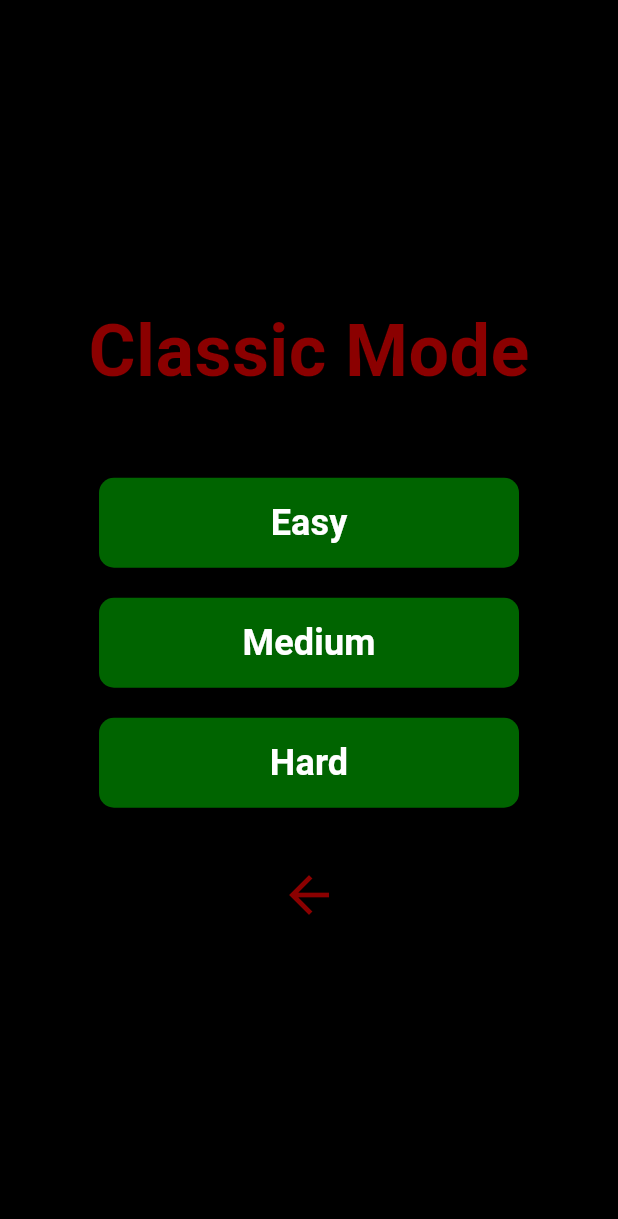
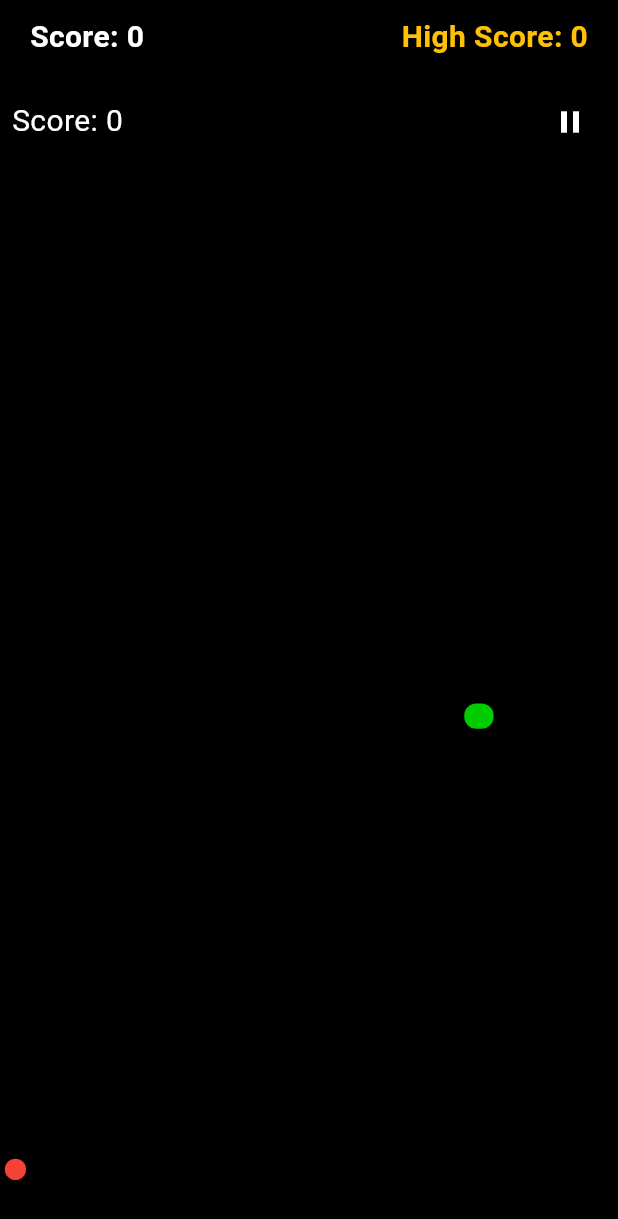
Before and after one commit to MAboElFottouh/Snake-Game, a Flutter app: the DifficultyScreen screen opened directly, after a tap on "Easy", on a phone screen of 412 x 824 dp. Shown: the top 1219 px of the screen. Run offline on Flutter 3.47's test engine with Material 3 defaults, Android fonts, the phone set to English and light mode, and no system bars; our stand-ins replace shared_preferences; accounts and stored records are empty.

Commit message:
'easy_level'

```diff
--- a/lib/screens/difficulty_screen.dart
+++ b/lib/screens/difficulty_screen.dart
@@ -1,4 +1,5 @@
 import 'package:flutter/material.dart';
+import 'package:snake_game/screens/game_screen.dart';
 
 class DifficultyScreen extends StatelessWidget {
   final String gameMode;
@@ -61,7 +62,15 @@ class DifficultyScreen extends StatelessWidget {
           ),
         ),
         onPressed: () {
-          // TODO: Navigate to game screen with selected difficulty
+          Navigator.push(
+            context,
+            MaterialPageRoute(
+              builder: (context) => GameScreen(
+                difficulty: difficulty,
+                gameMode: gameMode,
+              ),
+            ),
+          );
         },
         child: Text(
           difficulty,
--- /dev/null
+++ b/lib/screens/game_screen.dart
@@ -0,0 +1,443 @@
+import 'package:flutter/material.dart';
+import 'package:flutter/services.dart';
+import 'dart:async';
+import 'dart:math';
+import '../services/score_service.dart';
+import '../services/audio_service.dart';
+import '../widgets/score_board.dart';
+
+class GameScreen extends StatefulWidget {
+  final String difficulty;
+  final String gameMode;
+
+  const GameScreen({
+    Key? key,
+    required this.difficulty,
+    required this.gameMode,
+  }) : super(key: key);
+
+  @override
+  State<GameScreen> createState() => _GameScreenState();
+}
+
+class _GameScreenState extends State<GameScreen> {
+  static const int squaresPerRow = 20;
+  static const int squaresPerCol = 40;
+  final randomGen = Random();
+
+  // حالة اللعبة
+  List<Offset> snakePos = [];
+  Offset? food;
+  Timer? timer;
+  Direction direction = Direction.right;
+  bool isPlaying = false;
+  int score = 0;
+  int highScore = 0;
+
+  late final int pointsPerFood;
+  late final int gameSpeed;
+
+  // إضافة متغيرات البونص
+  Offset? bonusFood;
+  Timer? bonusTimer;
+  int foodCount = 0;
+  int bonusPoints = 0;
+  int bonusTimeLeft = 5;
+
+  @override
+  void initState() {
+    super.initState();
+    _loadHighScore();
+    switch (widget.difficulty) {
+      case 'Easy':
+        pointsPerFood = 3;
+        gameSpeed = 200;
+        break;
+      case 'Medium':
+        pointsPerFood = 5;
+        gameSpeed = 150;
+        break;
+      case 'Hard':
+        pointsPerFood = 7;
+        gameSpeed = 100;
+        break;
+      default:
+        pointsPerFood = 3;
+        gameSpeed = 200;
+    }
+    _startGame();
+  }
+
+  Future<void> _loadHighScore() async {
+    highScore = await ScoreService.getHighScore();
+    setState(() {});
+  }
+
+  void _startGame() {
+    setState(() {
+      // وضع الثعبان في المنتصف
+      snakePos = [
+        Offset(squaresPerRow / 2, squaresPerCol / 2),
+      ];
+      _generateFood();
+      isPlaying = true;
+      score = 0;
+
+      timer = Timer.periodic(Duration(milliseconds: gameSpeed), (timer) {
+        _updateGame();
+      });
+    });
+  }
+
+  void _updateGame() {
+    if (!isPlaying) return;
+
+    setState(() {
+      Offset newHead = _getNextPosition();
+
+      if (_checkCollision(newHead)) {
+        _gameOver();
+        return;
+      }
+
+      snakePos.insert(0, newHead);
+
+      // التحقق من أكل الطعام العادي
+      if (newHead == food) {
+        score += pointsPerFood;
+        AudioService.playEatSound();
+        foodCount++;
+
+        // بعد كل 5 طعام، إنشاء طعام بونص
+        if (foodCount % 5 == 0) {
+          _generateBonusFood();
+        }
+
+        _generateFood();
+      }
+      // التحقق من أكل طعام البونص
+      else if (bonusFood != null && newHead == bonusFood) {
+        score += bonusPoints;
+        AudioService.playEatSound();
+        bonusFood = null;
+        bonusTimer?.cancel();
+      } else {
+        snakePos.removeLast();
+      }
+    });
+  }
+
+  Offset _getNextPosition() {
+    Offset head = snakePos.first;
+    switch (direction) {
+      case Direction.up:
+        return Offset(head.dx, (head.dy - 1) % squaresPerCol);
+      case Direction.down:
+        return Offset(head.dx, (head.dy + 1) % squaresPerCol);
+      case Direction.left:
+        return Offset((head.dx - 1) % squaresPerRow, head.dy);
+      case Direction.right:
+        return Offset((head.dx + 1) % squaresPerRow, head.dy);
+    }
+  }
+
+  void _generateFood() {
+    bool validPosition = false;
+    while (!validPosition) {
+      food = Offset(
+        randomGen.nextInt(squaresPerRow).toDouble(),
+        randomGen.nextInt(squaresPerCol).toDouble(),
+      );
+      validPosition = !snakePos.contains(food);
+    }
+  }
+
+  void _generateBonusFood() {
+    bonusTimeLeft = 5;
+    bonusPoints = 30; // يبدأ ب 30 نقطة
+
+    // توليد موقع عشوائي للطعام البونص
+    bool validPosition = false;
+    while (!validPosition) {
+      bonusFood = Offset(
+        randomGen.nextInt(squaresPerRow).toDouble(),
+        randomGen.nextInt(squaresPerCol).toDouble(),
+      );
+      validPosition = !snakePos.contains(bonusFood) && bonusFood != food;
+    }
+
+    // بدء العد التنازلي
+    bonusTimer = Timer.periodic(Duration(seconds: 1), (timer) {
+      setState(() {
+        bonusTimeLeft--;
+        // تقليل النقاط كل ثانية
+        switch (bonusTimeLeft) {
+          case 4: bonusPoints = 20; break;
+          case 3: bonusPoints = 15; break;
+          case 2: bonusPoints = 10; break;
+          case 1: bonusPoints = 5; break;
+          case 0:
+            bonusFood = null;
+            timer.cancel();
+            break;
+        }
+      });
+    });
+  }
+
+  bool _checkCollision(Offset position) {
+    if (widget.gameMode == 'Boxed') {
+      if (position.dx < 0 || position.dx >= squaresPerRow ||
+          position.dy < 0 || position.dy >= squaresPerCol) {
+        return true;
+      }
+    }
+    return snakePos.contains(position);
+  }
+
+  void _gameOver() async {
+    timer?.cancel();
+    AudioService.playGameOverSound();
+
+    HapticFeedback.vibrate();
+
+    await ScoreService.updateHighScore(score);
+    await _loadHighScore();
+
+    if (!mounted) return;
+
+    showDialog(
+      context: context,
+      barrierDismissible: false,
+      builder: (context) => AlertDialog(
+        backgroundColor: Colors.black87,
+        title: Text('Game Over!',
+            style: TextStyle(color: Colors.red)),
+        content: Column(
+          mainAxisSize: MainAxisSize.min,
+          children: [
+            Text('Score: $score',
+                style: TextStyle(color: Colors.white)),
+            Text('High Score: $highScore',
+                style: TextStyle(color: Colors.amber)),
+          ],
+        ),
+        actions: [
+          TextButton(
+            child: Text('Play Again',
+                style: TextStyle(color: Colors.green)),
+            onPressed: () {
+              Navigator.of(context).pop();
+              _startGame();
+            },
+          ),
+          TextButton(
+            child: Text('Main Menu',
+                style: TextStyle(color: Colors.red)),
+            onPressed: () {
+              Navigator.of(context).pop();
+              Navigator.of(context).pop();
+            },
+          ),
+        ],
+      ),
+    );
+  }
+
+  @override
+  void dispose() {
+    bonusTimer?.cancel();
+    timer?.cancel();
+    super.dispose();
+  }
+
+  @override
+  Widget build(BuildContext context) {
+    return Scaffold(
+      backgroundColor: Colors.black,
+      body: SafeArea(
+        child: Column(
+          children: [
+            ScoreBoard(
+              currentScore: score,
+              highScore: highScore,
+            ),
+            Padding(
+              padding: const EdgeInsets.all(8.0),
+              child: Row(
+                mainAxisAlignment: MainAxisAlignment.spaceBetween,
+                children: [
+                  Text('Score: $score',
+                      style: TextStyle(color: Colors.white, fontSize: 20)),
+                  IconButton(
+                    icon: Icon(isPlaying ? Icons.pause : Icons.play_arrow,
+                        color: Colors.white),
+                    onPressed: () {
+                      setState(() {
+                        isPlaying = !isPlaying;
+                      });
+                    },
+                  ),
+                ],
+              ),
+            ),
+            Expanded(
+              child: GestureDetector(
+                onVerticalDragUpdate: (details) {
+                  if (direction != Direction.up && details.delta.dy > 0) {
+                    direction = Direction.down;
+                  } else if (direction != Direction.down && details.delta.dy < 0) {
+                    direction = Direction.up;
+                  }
+                },
+                onHorizontalDragUpdate: (details) {
+                  if (direction != Direction.left && details.delta.dx > 0) {
+                    direction = Direction.right;
+                  } else if (direction != Direction.right && details.delta.dx < 0) {
+                    direction = Direction.left;
+                  }
+                },
+                child: CustomPaint(
+                  painter: GamePainter(
+                    snakePos: snakePos,
+                    food: food,
+                    bonusFood: bonusFood,
+                    squaresPerRow: squaresPerRow,
+                    squaresPerCol: squaresPerCol,
+                    bonusTimeLeft: bonusTimeLeft,
+                  ),
+                  size: Size.infinite,
+                ),
+              ),
+            ),
+          ],
+        ),
+      ),
+    );
+  }
+}
+
+// Game painting class
+class GamePainter extends CustomPainter {
+  final List<Offset> snakePos;
+  final Offset? food;
+  final Offset? bonusFood;
+  final int squaresPerRow;
+  final int squaresPerCol;
+  final int bonusTimeLeft;
+
+  GamePainter({
+    required this.snakePos,
+    required this.food,
+    this.bonusFood,
+    required this.squaresPerRow,
+    required this.squaresPerCol,
+    this.bonusTimeLeft = 0,
+  });
+
+  @override
+  void paint(Canvas canvas, Size size) {
+    final paint = Paint();
+
+    // Draw snake with gradient effects
+    for (var i = 0; i < snakePos.length; i++) {
+      // Create gradient color effect for snake
+      paint.color = HSVColor.fromAHSV(
+        1.0,
+        120 - (i * 2), // Green gradient
+        1.0,
+        0.8 - (i * 0.02), // Brightness gradient
+      ).toColor();
+
+      // Variable size for snake segments
+      double sizeFactor = 1.0 - (i * 0.01);
+
+      // Draw snake segment with rounded corners
+      canvas.drawRRect(
+        RRect.fromRectAndRadius(
+          Rect.fromCenter(
+            center: Offset(
+              (snakePos[i].dx + 0.5) * size.width / squaresPerRow,
+              (snakePos[i].dy + 0.5) * size.height / squaresPerCol,
+            ),
+            width: (size.width / squaresPerRow - 1) * sizeFactor,
+            height: (size.height / squaresPerCol - 1) * sizeFactor,
+          ),
+          Radius.circular(8), // Rounded corners
+        ),
+        paint,
+      );
+    }
+
+    // Draw regular food with normal red color
+    if (food != null) {
+      final paint = Paint()
+        ..color = Colors.red
+        ..style = PaintingStyle.fill;
+
+      canvas.drawCircle(
+        Offset(
+          (food!.dx + 0.5) * size.width / squaresPerRow,
+          (food!.dy + 0.5) * size.height / squaresPerCol,
+        ),
+        min(size.width / squaresPerRow, size.height / squaresPerCol) / 2.5,
+        paint,
+      );
+    }
+
+    // Draw bonus food if available with larger size and red glow
+    if (bonusFood != null) {
+      final bonusSize = 2.0; // Increased size multiplier
+      final paint = Paint()
+        ..color = Colors.red.withOpacity(0.3)
+        ..style = PaintingStyle.fill
+        ..maskFilter = const MaskFilter.blur(BlurStyle.outer, 10);
+
+      final center = Offset(
+        (bonusFood!.dx + 0.5) * size.width / squaresPerRow,
+        (bonusFood!.dy + 0.5) * size.height / squaresPerCol,
+      );
+
+      // Draw red glow halo
+      canvas.drawCircle(
+        center,
+        min(size.width / squaresPerRow, size.height / squaresPerCol) * bonusSize,
+        paint,
+      );
+
+      // Draw solid red bonus food
+      canvas.drawCircle(
+        center,
+        min(size.width / squaresPerRow, size.height / squaresPerCol) * 0.8,
+        Paint()..color = Colors.red,
+      );
+
+      // Draw countdown timer
+      final textSpan = TextSpan(
+        text: bonusTimeLeft.toString(),
+        style: const TextStyle(
+          color: Colors.white,
+          fontSize: 24, // Larger font size
+          fontWeight: FontWeight.bold,
+        ),
+      );
+      final textPainter = TextPainter(
+        text: textSpan,
+        textDirection: TextDirection.ltr,
+      );
+      textPainter.layout();
+      textPainter.paint(
+        canvas,
+        Offset(
+          center.dx - textPainter.width / 2,
+          center.dy - textPainter.height / 2,
+        ),
+      );
+    }
+  }
+
+  @override
+  bool shouldRepaint(GamePainter oldDelegate) => true;
+}
+
+enum Direction { up, down, left, right }
--- /dev/null
+++ b/lib/services/audio_service.dart
@@ -0,0 +1,13 @@
+import 'package:flutter/services.dart';
+
+class AudioService {
+  static Future<void> playEatSound() async {
+    await SystemSound.play(SystemSoundType.click);
+    await HapticFeedback.lightImpact();
+  }
+
+  static Future<void> playGameOverSound() async {
+    await SystemSound.play(SystemSoundType.alert);
+    await HapticFeedback.heavyImpact();
+  }
+}
--- /dev/null
+++ b/lib/services/score_service.dart
@@ -0,0 +1,18 @@
+import 'package:shared_preferences/shared_preferences.dart';
+
+class ScoreService {
+  static const String _highScoreKey = 'highScore';
+
+  static Future<int> getHighScore() async {
+    final prefs = await SharedPreferences.getInstance();
+    return prefs.getInt(_highScoreKey) ?? 0;
+  }
+
+  static Future<void> updateHighScore(int score) async {
+    final prefs = await SharedPreferences.getInstance();
+    final currentHigh = await getHighScore();
+    if (score > currentHigh) {
+      await prefs.setInt(_highScoreKey, score);
+    }
+  }
+}
--- /dev/null
+++ b/lib/widgets/score_board.dart
@@ -0,0 +1,40 @@
+import 'package:flutter/material.dart';
+
+class ScoreBoard extends StatelessWidget {
+  final int currentScore;
+  final int highScore;
+
+  const ScoreBoard({
+    Key? key,
+    required this.currentScore,
+    required this.highScore,
+  }) : super(key: key);
+
+  @override
+  Widget build(BuildContext context) {
+    return Container(
+      padding: EdgeInsets.symmetric(horizontal: 20, vertical: 10),
+      child: Row(
+        mainAxisAlignment: MainAxisAlignment.spaceBetween,
+        children: [
+          Text(
+            'Score: $currentScore',
+            style: TextStyle(
+              color: Colors.white,
+              fontSize: 20,
+              fontWeight: FontWeight.bold,
+            ),
+          ),
+          Text(
+            'High Score: $highScore',
+            style: TextStyle(
+              color: Colors.amber,
+              fontSize: 20,
+              fontWeight: FontWeight.bold,
+            ),
+          ),
+        ],
+      ),
+    );
+  }
+}
```
Also changed, not shown: pubspec.yaml (+4 -70 lines), pubspec.lock, 1 other file.
